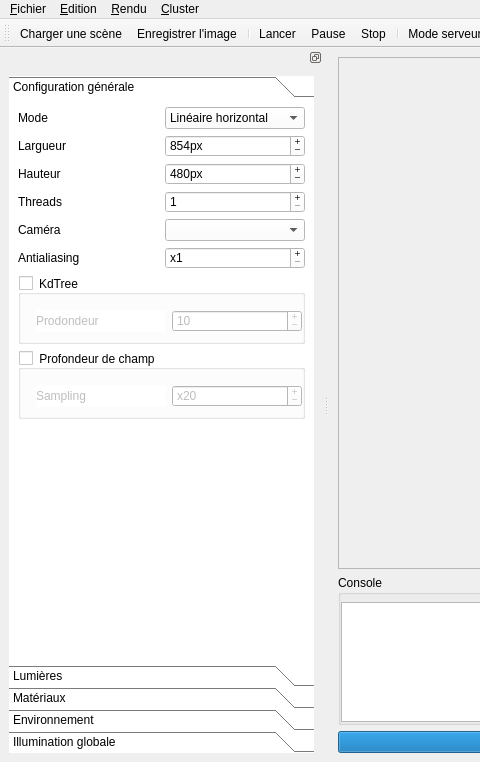
Before: the Qt Designer form raytracer.ui in gaelduplessix/raytracer-42, drawn with Qt 5; both pictures show x 0 to 480 and y 0 to 762 of the 1427 by 762 pixel window.
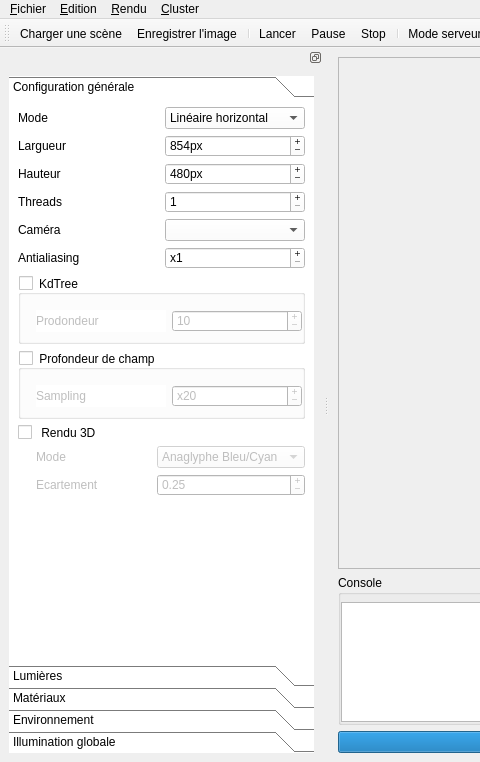
After: the same form once the commit is applied. Icons and pictures are not drawn.

What changed in the file:
```diff
--- a/raytracer.ui
+++ b/raytracer.ui
@@ -244,7 +244,7 @@
          <rect>
           <x>0</x>
           <y>0</y>
-          <width>315</width>
+          <width>345</width>
           <height>511</height>
          </rect>
         </property>
@@ -351,19 +351,6 @@
               </property>
              </widget>
             </item>
-            <item row="13" column="0">
-             <spacer name="verticalSpacer_2">
-              <property name="orientation">
-               <enum>Qt::Vertical</enum>
-              </property>
-              <property name="sizeHint" stdset="0">
-               <size>
-                <width>20</width>
-                <height>40</height>
-               </size>
-              </property>
-             </spacer>
-            </item>
             <item row="12" column="0" colspan="2">
              <widget class="QGroupBox" name="_depthField">
               <property name="title">
@@ -522,9 +509,97 @@
               </property>
              </widget>
             </item>
+            <item row="13" column="0" colspan="2">
+             <widget class="QCheckBox" name="_3d">
+              <property name="text">
+               <string> Rendu 3D</string>
+              </property>
+              <property name="icon">
+               <iconset resource="ressources.qrc">
+                <normaloff>:/images/3d-glasses.png</normaloff>:/images/3d-glasses.png</iconset>
+              </property>
+             </widget>
+            </item>
+            <item row="14" column="0" colspan="2">
+             <widget class="QWidget" name="widget_3" native="true">
+              <property name="enabled">
+               <bool>false</bool>
+              </property>
+              <layout class="QGridLayout" name="gridLayout_23">
+               <property name="leftMargin">
+                <number>18</number>
+               </property>
+               <property name="topMargin">
+                <number>0</number>
+               </property>
+               <property name="rightMargin">
+                <number>0</number>
+               </property>
+               <item row="1" column="1">
+                <widget class="QDoubleSpinBox" name="_3DSpace">
+                 <property name="buttonSymbols">
+                  <enum>QAbstractSpinBox::PlusMinus</enum>
+                 </property>
+                 <property name="singleStep">
+                  <double>0.100000000000000</double>
+                 </property>
+                 <property name="value">
+                  <double>0.250000000000000</double>
+                 </property>
+                </widget>
+               </item>
+               <item row="1" column="0">
+                <widget class="QLabel" name="label_19">
+                 <property name="text">
+                  <string>Ecartement</string>
+                 </property>
+                </widget>
+               </item>
+               <item row="0" column="0">
+                <widget class="QLabel" name="label_20">
+                 <property name="text">
+                  <string>Mode</string>
+                 </property>
+                </widget>
+               </item>
+               <item row="0" column="1">
+                <widget class="QComboBox" name="_3DMode">
+                 <item>
+                  <property name="text">
+                   <string>Anaglyphe Bleu/Cyan</string>
+                  </property>
+                 </item>
+                 <item>
+                  <property name="text">
+                   <string>Oeuil gauche</string>
+                  </property>
+                 </item>
+                 <item>
+                  <property name="text">
+                   <string>Oeuil droit</string>
+                  </property>
+                 </item>
+                </widget>
+               </item>
+              </layout>
+             </widget>
+            </item>
            </layout>
           </widget>
          </item>
+         <item row="1" column="0">
+          <spacer name="verticalSpacer_2">
+           <property name="orientation">
+            <enum>Qt::Vertical</enum>
+           </property>
+           <property name="sizeHint" stdset="0">
+            <size>
+             <width>20</width>
+             <height>40</height>
+            </size>
+           </property>
+          </spacer>
+         </item>
         </layout>
        </widget>
        <widget class="QWidget" name="page_8">
```
Left out of the diff: 38 changed lines with no effect on the pictures.
